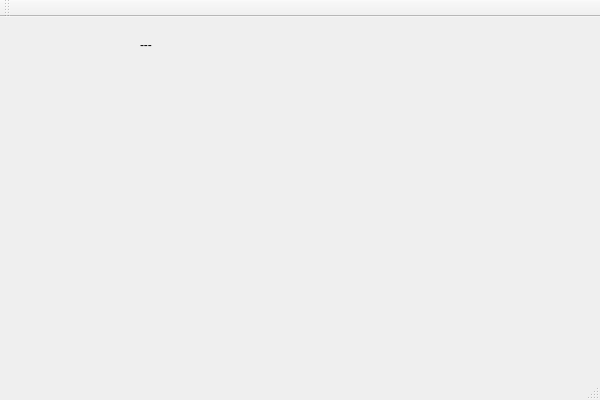
Above: ZCamGogatorService.ui from liprandi/ZCamGogatorService before the change. Below: the same form after it.
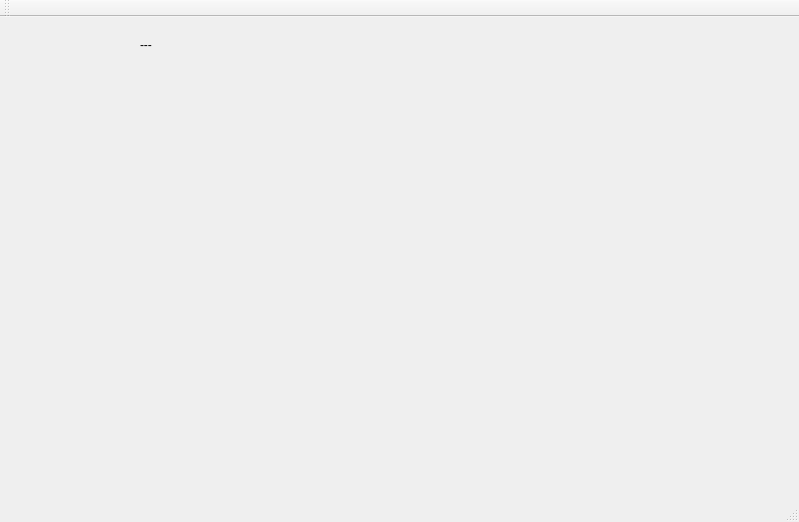
That is the form after the change.

Patch:
```diff
--- a/ZCamGogatorService.ui
+++ b/ZCamGogatorService.ui
@@ -6,8 +6,8 @@
    <rect>
     <x>0</x>
     <y>0</y>
-    <width>600</width>
-    <height>400</height>
+    <width>799</width>
+    <height>522</height>
    </rect>
   </property>
   <property name="windowTitle">
```
Left out of the diff: 2 changed lines with no effect on the pictures.
